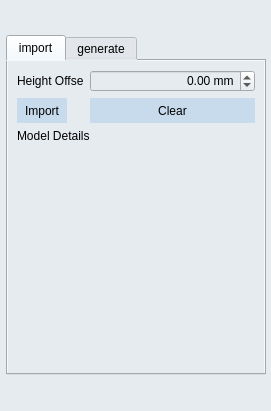
brachify/brachify, file src/windows/ui/tandem_view.ui: the form before one commit.
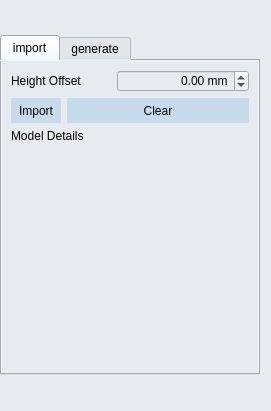
The form after the commit. The open tabs and pages were chosen to show the change.

Commit message: Fixed tandom text issue for the Height Offset

The edit to the form file:
```diff
--- a/src/windows/ui/tandem_view.ui
+++ b/src/windows/ui/tandem_view.ui
@@ -42,7 +42,7 @@
     </rect>
    </property>
    <layout class="QFormLayout" name="formLayout">
-    <item row="0" column="1">
+    <item row="0" column="0">
      <widget class="QTabWidget" name="tabWidget">
       <property name="minimumSize">
        <size>
@@ -73,35 +73,6 @@
         <string>import</string>
        </attribute>
        <layout class="QFormLayout" name="formLayout_2">
-        <item row="0" column="0">
-         <widget class="QLabel" name="label_6">
-          <property name="styleSheet">
-           <string notr="true">background-color: rgb(230, 235, 240)</string>
-          </property>
-          <property name="text">
-           <string>Height Offse</string>
-          </property>
-         </widget>
-        </item>
-        <item row="0" column="1">
-         <widget class="QDoubleSpinBox" name="sb_height_offset">
-          <property name="styleSheet">
-           <string notr="true">background-color: rgb(230, 235, 240)</string>
-          </property>
-          <property name="alignment">
-           <set>Qt::AlignRight|Qt::AlignTrailing|Qt::AlignVCenter</set>
-          </property>
-          <property name="suffix">
-           <string> mm</string>
-          </property>
-          <property name="minimum">
-           <double>-100.000000000000000</double>
-          </property>
-          <property name="maximum">
-           <double>100.000000000000000</double>
-          </property>
-         </widget>
-        </item>
         <item row="1" column="0">
          <widget class="QPushButton" name="btn_import">
           <property name="minimumSize">
@@ -168,6 +139,45 @@
           </property>
          </widget>
         </item>
+        <item row="0" column="0" colspan="2">
+         <layout class="QFormLayout" name="formLayout_4">
+          <item row="0" column="0">
+           <widget class="QLabel" name="label_6">
+            <property name="minimumSize">
+             <size>
+              <width>100</width>
+              <height>0</height>
+             </size>
+            </property>
+            <property name="styleSheet">
+             <string notr="true">background-color: rgb(230, 235, 240)</string>
+            </property>
+            <property name="text">
+             <string>Height Offset</string>
+            </property>
+           </widget>
+          </item>
+          <item row="0" column="1">
+           <widget class="QDoubleSpinBox" name="sb_height_offset">
+            <property name="styleSheet">
+             <string notr="true">background-color: rgb(230, 235, 240)</string>
+            </property>
+            <property name="alignment">
+             <set>Qt::AlignRight|Qt::AlignTrailing|Qt::AlignVCenter</set>
+            </property>
+            <property name="suffix">
+             <string> mm</string>
+            </property>
+            <property name="minimum">
+             <double>-100.000000000000000</double>
+            </property>
+            <property name="maximum">
+             <double>100.000000000000000</double>
+            </property>
+           </widget>
+          </item>
+         </layout>
+        </item>
        </layout>
       </widget>
       <widget class="QWidget" name="tab_generate">
```
Left out of the diff: 2 changed lines with no effect on the pictures. The commit also changes 1 other file.
